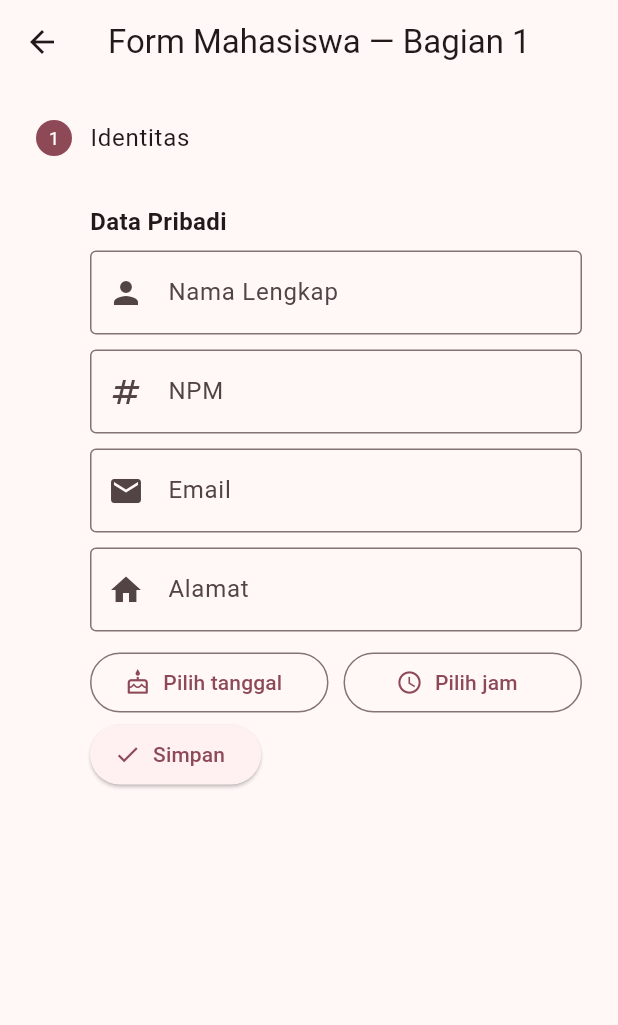
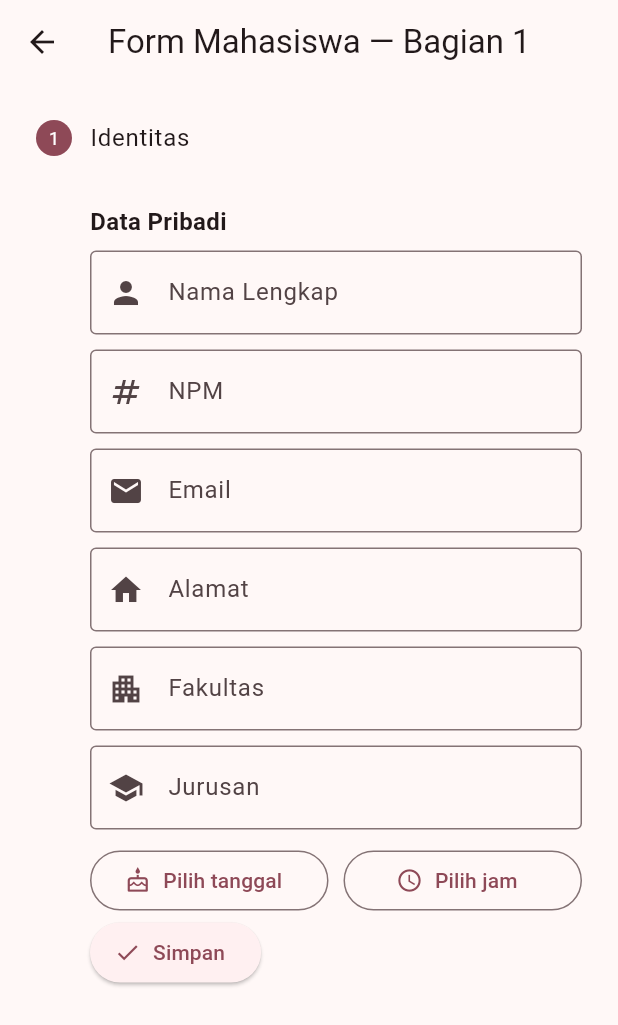
Before and after one commit to Farih-R/PPB_FarihRahmatullah_23055, a Flutter app: the FormMahasiswaPage screen opened by its route, on a phone screen of 412 x 824 dp. Shown: the top 1025 px of the screen. Run offline on Flutter 3.47's test engine with Material 3 defaults, Android fonts, the light colour scheme and no system bars.

Commit message:
Tugas Minggu 2 : Menambahkan Form Fakultas dan Jurusan

```diff
--- a/lib/form_mahasiswa.dart
+++ b/lib/form_mahasiswa.dart
@@ -17,6 +17,8 @@ class _FormMahasiswaPageState extends State<FormMahasiswaPage> {
   final cNpm = TextEditingController();
   final cEmail = TextEditingController();
   final cAlamat = TextEditingController();
+  final cFakultas = TextEditingController();
+  final cJurusan = TextEditingController();
   DateTime? tglLahir;
   TimeOfDay? jamBimbingan;
 
@@ -33,6 +35,8 @@ class _FormMahasiswaPageState extends State<FormMahasiswaPage> {
     cNpm.dispose();
     cEmail.dispose();
     cAlamat.dispose();
+    cFakultas.dispose();
+    cJurusan.dispose();
     super.dispose();
   }
 
@@ -80,6 +84,8 @@ class _FormMahasiswaPageState extends State<FormMahasiswaPage> {
       'npm': cNpm.text.trim(),
       'email': cEmail.text.trim(),
       'alamat': cAlamat.text.trim(),
+      'fakultas': cFakultas.text.trim(),
+      'jurusan': cJurusan.text.trim(),
       'tglLahir': tglLahirLabel,
       'jamBimbingan': jamLabel,
     };
@@ -177,6 +183,30 @@ class _FormMahasiswaPageState extends State<FormMahasiswaPage> {
               validator: (v) =>
                   (v == null || v.trim().isEmpty) ? 'Alamat wajib diisi' : null,
             ),
+              const SizedBox(height: 10),
+              TextFormField(
+              controller: cFakultas,
+              decoration: const InputDecoration(
+                labelText: 'Fakultas',
+                hintText: 'cth: Ilmu Komputer',
+                border: OutlineInputBorder(),
+                prefixIcon: Icon(Icons.apartment),
+              ),
+              validator: (v) =>
+                  (v == null || v.trim().isEmpty) ? 'Fakultas wajib diisi' : null,
+            ),
+            const SizedBox(height: 10),
+            TextFormField(
+              controller: cJurusan,
+              decoration: const InputDecoration(
+                labelText: 'Jurusan',
+                hintText: 'cth: Sistem Informasi',
+                border: OutlineInputBorder(),
+                prefixIcon: Icon(Icons.school),
+              ),
+              validator: (v) =>
+                  (v == null || v.trim().isEmpty) ? 'Jurusan wajib diisi' : null,
+            ),
             const SizedBox(height: 10),
             Row(
               children: [
```
